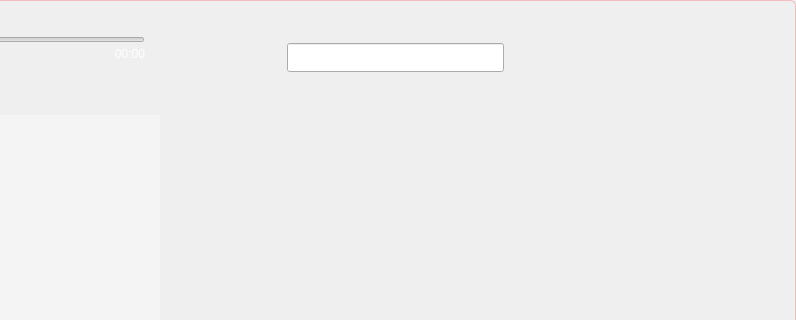
Above: Kugou/Kugou.ui from JiabaoZhu/Kugou before the change; both pictures show x 205 to 1001 and y 0 to 320 of the 1001 by 604 pixel window. Below: the same form after it.
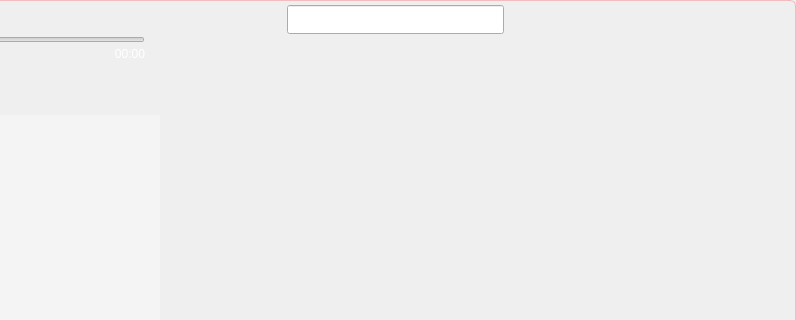
That is the form after the change. Icons and pictures are not drawn. Custom widgets are drawn as their Qt base class.

Diff of the .ui file:
```diff
--- a/Kugou/Kugou.ui
+++ b/Kugou/Kugou.ui
@@ -846,24 +846,15 @@
              <height>115</height>
             </size>
            </property>
-           <layout class="QVBoxLayout" name="verticalLayout_2">
-            <property name="spacing">
-             <number>0</number>
-            </property>
-            <property name="leftMargin">
-             <number>0</number>
-            </property>
-            <property name="topMargin">
-             <number>0</number>
-            </property>
-            <property name="rightMargin">
-             <number>0</number>
-            </property>
-            <property name="bottomMargin">
-             <number>0</number>
-            </property>
-            <item>
              <widget class="QWidget" name="widget_back" native="true">
+            <property name="geometry">
+             <rect>
+              <x>0</x>
+              <y>0</y>
+              <width>636</width>
+              <height>39</height>
+             </rect>
+            </property>
               <property name="minimumSize">
                <size>
                 <width>636</width>
@@ -1264,8 +1255,6 @@
                </item>
               </layout>
              </widget>
-            </item>
-           </layout>
           </widget>
          </item>
         </layout>
```
Left out of the diff: 9 changed lines with no effect on the pictures. Lines whose indentation alone changed are shown as unchanged.
